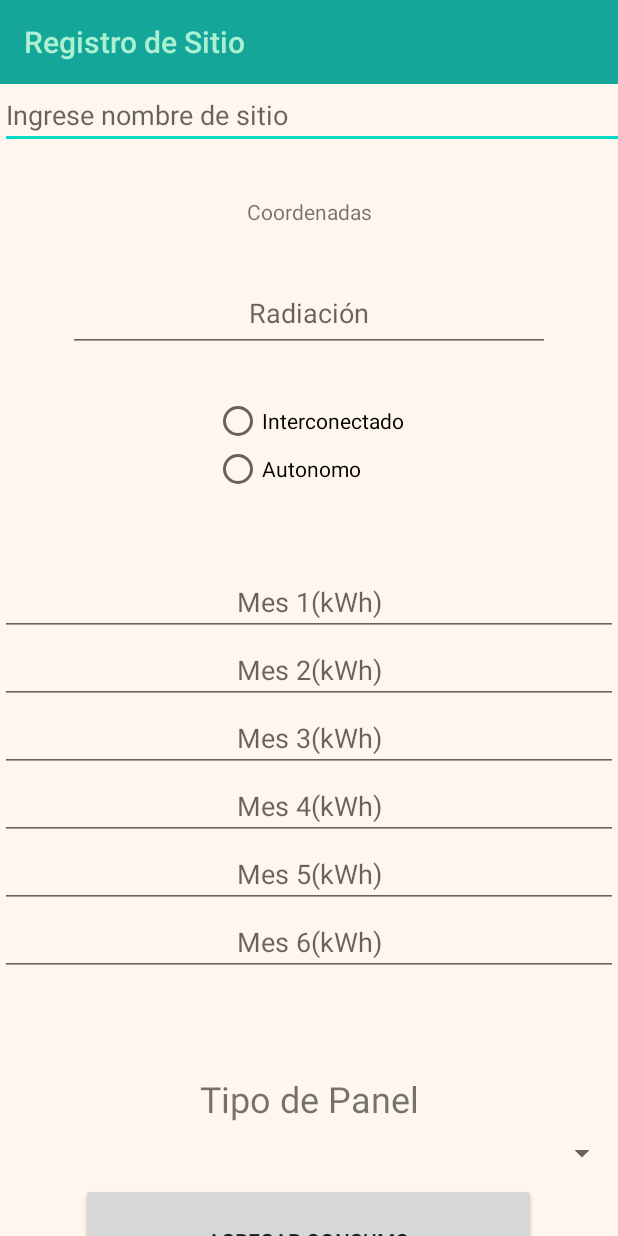
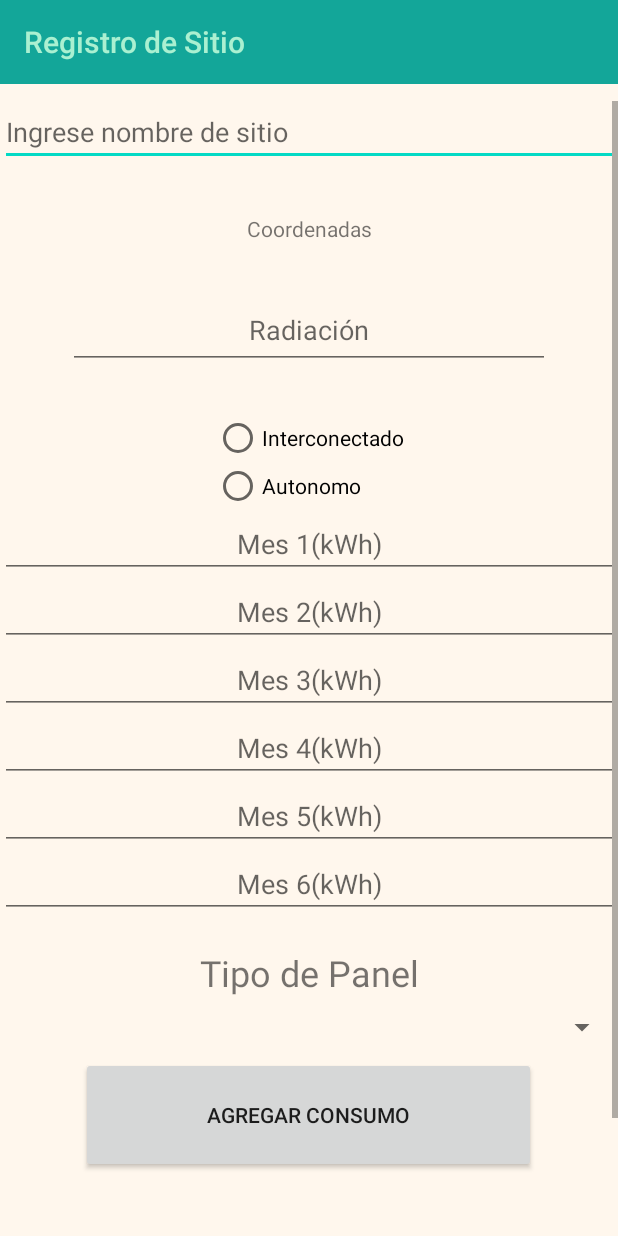
Before and after one commit to Jorgealza9206/RadioSun, an Android app: the layout activity_registrarsitio.xml on its own in the app's theme, with its tools: preview values and no code run, on a phone screen of 412 x 824 dp. Run offline under Robolectric (Android 15) with nearby library versions, the phone set to English and light mode, and no system bars.

Commit message:
Terminando RegistrarSitio

```diff
--- a/RadioSunV2/RadioSun/app/src/main/res/layout/activity_registrarsitio.xml
+++ b/RadioSunV2/RadioSun/app/src/main/res/layout/activity_registrarsitio.xml
@@ -2,7 +2,7 @@
 <androidx.constraintlayout.widget.ConstraintLayout xmlns:android="http://schemas.android.com/apk/res/android"
     xmlns:app="http://schemas.android.com/apk/res-auto"
     xmlns:tools="http://schemas.android.com/tools"
-    android:id="@+id/registro_sitio_txvMes1"
+    android:id="@+id/registro_sitio_txvMes0"
     android:layout_width="match_parent"
     android:layout_height="match_parent"
     android:background="@color/COLOR_3"
@@ -24,7 +24,10 @@
 
     <ScrollView
         android:layout_width="match_parent"
-        android:layout_height="1052dp"
+        android:layout_height="746dp"
+        app:layout_constraintBottom_toBottomOf="parent"
+        app:layout_constraintEnd_toEndOf="parent"
+        app:layout_constraintStart_toStartOf="parent"
         app:layout_constraintTop_toBottomOf="@+id/home_toolbar">
 
         <LinearLayout
@@ -34,7 +37,7 @@
 
             <EditText
                 android:id="@+id/registro_nombresitio"
-                android:layout_width="430dp"
+                android:layout_width="match_parent"
                 android:layout_height="43dp"
                 android:ems="10"
                 android:hint="@string/registrositio_txvnombre"
@@ -76,15 +79,17 @@
                     android:layout_width="match_parent"
                     android:layout_height="wrap_content"
                     android:text="Autonomo" />
+
             </RadioGroup>
 
             <EditText
                 android:id="@+id/registro_sitio_txvMes1"
                 android:layout_width="match_parent"
                 android:layout_height="wrap_content"
-                android:layout_marginTop="50dp"
-                android:gravity="center"
-                android:hint="Mes 1(kWh)" />
+                android:ems="10"
+                android:hint="Mes 1(kWh)"
+                android:inputType="textPersonName"
+                android:textAlignment="center" />
 
             <EditText
                 android:id="@+id/registro_sitio_txvMes2"
@@ -122,13 +127,6 @@
                 android:hint="Mes 6(kWh)" />
 
             <TextView
-                android:id="@+id/registrositio_Respuesta"
-                android:layout_width="match_parent"
-                android:layout_height="wrap_content"
-                android:textAlignment="inherit"
-                android:textSize="34sp" />
-
-            <TextView
                 android:id="@+id/textView2"
                 android:layout_width="match_parent"
                 android:layout_height="wrap_content"
@@ -141,7 +139,8 @@
                 android:id="@+id/registro_sitioDespegable"
                 android:layout_width="match_parent"
                 android:layout_height="40dp"
-                android:spinnerMode="dropdown" />
+                android:spinnerMode="dropdown"
+                android:textAlignment="center" />
 
             <Button
                 android:id="@+id/registrositio_btnconsumo"
@@ -159,6 +158,14 @@
                 android:text="# de Paneles"
                 android:textSize="24sp" />
 
+            <TextView
+                android:id="@+id/registrositio_Respuesta"
+                android:layout_width="match_parent"
+                android:layout_height="wrap_content"
+                android:textAlignment="center"
+                android:textColor="@color/black"
+                android:textSize="34sp" />
+
         </LinearLayout>
     </ScrollView>
 
```
Also changed, not shown: RadioSunV2/RadioSun/app/src/main/java/com/example/radiosun/RegistrarSitio.java (+21 -13 lines).
